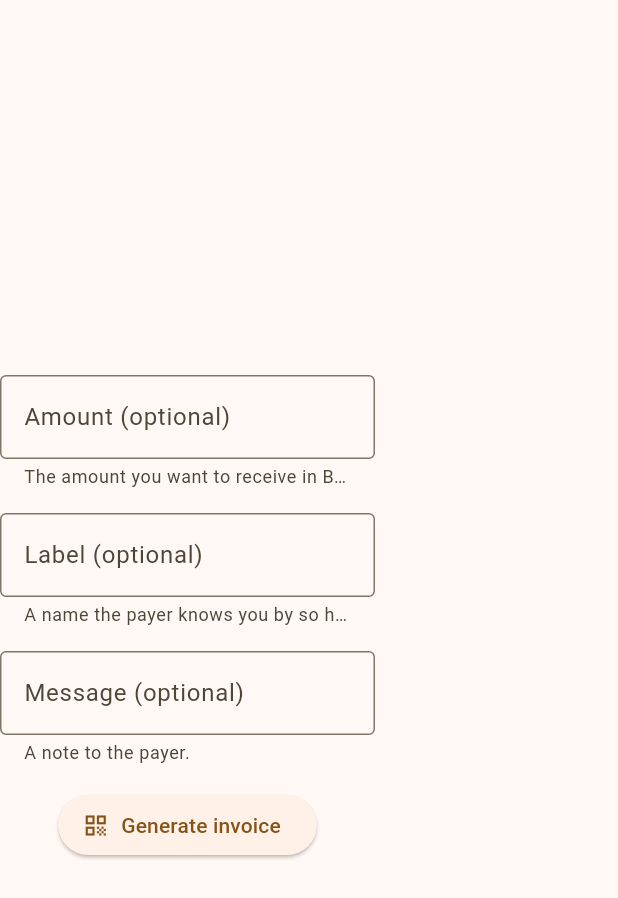
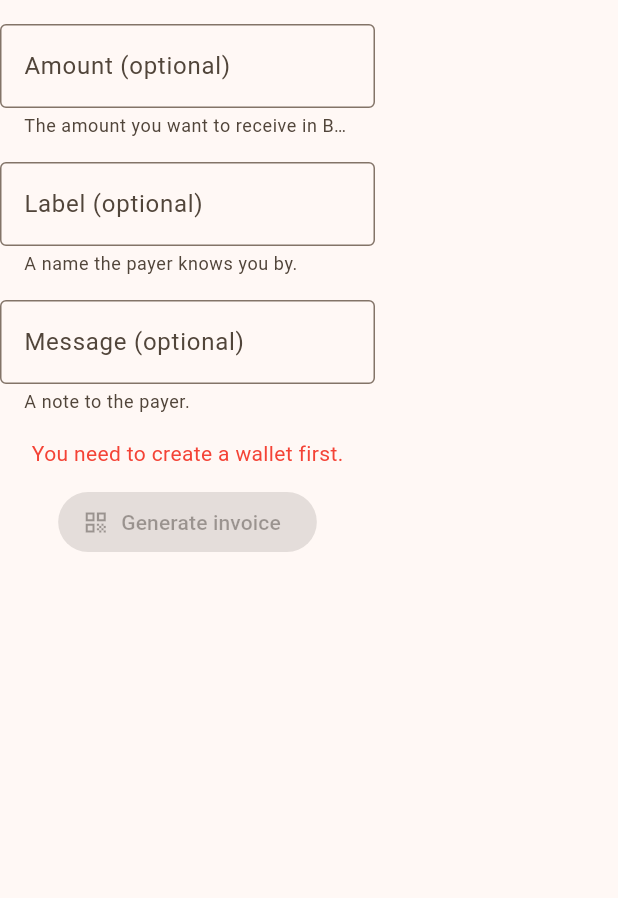
Before and after one commit to belgian-bitcoin-embassy/mobile-dev-workshops, a Flutter app: the ReceiveTab widget shown alone on an empty page, opened directly with empty values, on a phone screen of 412 x 824 dp. Shown: the top 898 px of the screen. Run offline on Flutter 3.47's test engine with Material 3 defaults, Android fonts, the phone set to English and light mode, and no system bars; our stand-ins replace equatable, flutter_secure_storage, flutter_svg, qr_flutter; missing offline and left inert: bdk_flutter; accounts and stored records are empty.

Commit message:
receive feature implemented

```diff
--- a/bitcoin_flutter_app/lib/features/receive/receive_tab.dart
+++ /dev/null
@@ -1,97 +0,0 @@
-import 'package:bitcoin_flutter_app/constants.dart';
-import 'package:bitcoin_flutter_app/features/receive/receive_controller.dart';
-import 'package:bitcoin_flutter_app/features/receive/receive_state.dart';
-import 'package:bitcoin_flutter_app/services/wallet_service.dart';
-import 'package:flutter/material.dart';
-
-class ReceiveTab extends StatefulWidget {
-  const ReceiveTab({required this.bitcoinWalletService, super.key});
-
-  final WalletService bitcoinWalletService;
-
-  @override
-  ReceiveTabState createState() => ReceiveTabState();
-}
-
-class ReceiveTabState extends State<ReceiveTab> {
-  ReceiveState _state = const ReceiveState();
-  late ReceiveController _controller;
-
-  @override
-  void initState() {
-    super.initState();
-
-    _controller = ReceiveController(
-      getState: () => _state,
-      updateState: (ReceiveState state) => setState(() => _state = state),
-      bitcoinWalletService: widget.bitcoinWalletService,
-    );
-  }
-
-  @override
-  Widget build(BuildContext context) {
-    // Todo: add amount, label and message fields and a button to generate a new address
-    return Column(
-      mainAxisAlignment: MainAxisAlignment.center,
-      crossAxisAlignment: CrossAxisAlignment.center,
-      children: [
-        // Amount Field
-        SizedBox(
-          width: 250,
-          child: TextField(
-            keyboardType: const TextInputType.numberWithOptions(decimal: true),
-            decoration: const InputDecoration(
-              border: OutlineInputBorder(),
-              labelText: 'Amount (optional)',
-              hintText: '0.00000001',
-              helperText: 'The amount you want to receive in BTC.',
-            ),
-            onChanged: _controller.amountChangeHandler,
-          ),
-        ),
-        const SizedBox(height: kSpacingUnit * 2),
-
-        // Label Field
-        SizedBox(
-          width: 250,
-          child: TextField(
-            decoration: const InputDecoration(
-              border: OutlineInputBorder(),
-              labelText: 'Label (optional)',
-              hintText: 'Alice',
-              helperText:
-                  'A name the payer knows you by so he knows who he is sending to.',
-            ),
-            onChanged: _controller.labelChangeHandler,
-          ),
-        ),
-        const SizedBox(height: 16),
-
-        // Message Field
-        SizedBox(
-          width: 250,
-          child: TextField(
-            decoration: const InputDecoration(
-              border: OutlineInputBorder(),
-              labelText: 'Message (optional)',
-              hintText: 'Payback for dinner.',
-              helperText: 'A note to the payer.',
-            ),
-            onChanged: _controller.messageChangeHandler,
-          ),
-        ),
-        const SizedBox(height: 16),
-
-        // Generate invoice Button
-        ElevatedButton.icon(
-          onPressed: () {
-            // Call the controller method to generate address with inputs
-            _controller.generateInvoice();
-          },
-          label: const Text('Generate invoice'),
-          icon: const Icon(Icons.qr_code),
-        ),
-      ],
-    );
-  }
-}
--- a/bitcoin_flutter_app/lib/features/receive/receive_state.dart
+++ b/bitcoin_flutter_app/lib/features/wallet_actions/receive/receive_state.dart
@@ -5,15 +5,27 @@ import 'package:flutter/material.dart';
 class ReceiveState extends Equatable {
   const ReceiveState({
     this.amountSat,
+    this.isInvalidAmount = false,
     this.label,
     this.message,
     this.bitcoinInvoice,
+    this.isGeneratingInvoice = false,
   });
 
   final int? amountSat;
+  final bool isInvalidAmount;
   final String? label;
   final String? message;
   final String? bitcoinInvoice;
+  final bool isGeneratingInvoice;
+
+  double? get amountBtc {
+    if (amountSat == null) {
+      return null;
+    }
+
+    return amountSat! / 100000000;
+  }
 
   String? get bip21Uri {
     if (bitcoinInvoice == null) {
@@ -25,25 +37,36 @@ class ReceiveState extends Equatable {
     }
 
     return 'bitcoin:$bitcoinInvoice?'
-        '${amountSat != null ? 'amount=$amountSat&' : ''}'
+        '${amountBtc != null ? 'amount=$amountBtc&' : ''}'
         '${label != null ? 'label=$label&' : ''}'
-        '${message != null ? 'message=$message&' : ''}';
+        '${message != null ? 'message=$message' : ''}';
   }
 
   ReceiveState copyWith({
     int? amountSat,
+    bool? isInvalidAmount,
     String? label,
     String? message,
     String? bitcoinInvoice,
+    bool? isGeneratingInvoice,
   }) {
     return ReceiveState(
       amountSat: amountSat ?? this.amountSat,
+      isInvalidAmount: isInvalidAmount ?? this.isInvalidAmount,
       label: label ?? this.label,
       message: message ?? this.message,
       bitcoinInvoice: bitcoinInvoice ?? this.bitcoinInvoice,
+      isGeneratingInvoice: isGeneratingInvoice ?? this.isGeneratingInvoice,
     );
   }
 
   @override
-  List<Object?> get props => [bitcoinInvoice];
+  List<Object?> get props => [
+        amountSat,
+        isInvalidAmount,
+        label,
+        message,
+        bitcoinInvoice,
+        isGeneratingInvoice,
+      ];
 }
--- /dev/null
+++ b/bitcoin_flutter_app/lib/features/wallet_actions/receive/receive_tab.dart
@@ -0,0 +1,217 @@
+import 'package:bitcoin_flutter_app/constants.dart';
+import 'package:bitcoin_flutter_app/features/wallet_actions/receive/receive_controller.dart';
+import 'package:bitcoin_flutter_app/features/wallet_actions/receive/receive_state.dart';
+import 'package:bitcoin_flutter_app/services/wallet_service.dart';
+import 'package:flutter/material.dart';
+import 'package:flutter/services.dart';
+import 'package:qr_flutter/qr_flutter.dart';
+
+class ReceiveTab extends StatefulWidget {
+  const ReceiveTab({required this.bitcoinWalletService, super.key});
+
+  final WalletService bitcoinWalletService;
+
+  @override
+  ReceiveTabState createState() => ReceiveTabState();
+}
+
+class ReceiveTabState extends State<ReceiveTab> {
+  ReceiveState _state = const ReceiveState();
+  late ReceiveController _controller;
+
+  @override
+  void initState() {
+    super.initState();
+
+    _controller = ReceiveController(
+      getState: () => _state,
+      updateState: (ReceiveState state) => setState(() => _state = state),
+      bitcoinWalletService: widget.bitcoinWalletService,
+    );
+  }
+
+  @override
+  Widget build(BuildContext context) {
+    // Todo: add amount, label and message fields and a button to generate a new address
+    return Column(
+      mainAxisSize: MainAxisSize.min,
+      crossAxisAlignment: CrossAxisAlignment.center,
+      children: [
+        _state.isGeneratingInvoice
+            ? const CircularProgressIndicator()
+            : _state.bip21Uri == null || _state.bip21Uri!.isEmpty
+                ? ReceiveTabInputFields(
+                    canGenerateInvoice:
+                        (widget.bitcoinWalletService as BitcoinWalletService)
+                            .hasWallet,
+                    amountChangeHandler: _controller.amountChangeHandler,
+                    labelChangeHandler: _controller.labelChangeHandler,
+                    messageChangeHandler: _controller.messageChangeHandler,
+                    isInvalidAmount: _state.isInvalidAmount,
+                    generateInvoiceHandler: _controller.generateInvoice,
+                  )
+                : ReceiveTabInvoice(
+                    bip21Uri: _state.bip21Uri!,
+                    editInvoiceHandler: _controller.editInvoice,
+                  ),
+      ],
+    );
+  }
+}
+
+class ReceiveTabInputFields extends StatelessWidget {
+  const ReceiveTabInputFields({
+    Key? key,
+    required this.canGenerateInvoice,
+    required this.amountChangeHandler,
+    required this.labelChangeHandler,
+    required this.messageChangeHandler,
+    required this.isInvalidAmount,
+    required this.generateInvoiceHandler,
+  }) : super(key: key);
+
+  final bool canGenerateInvoice;
+  final Function(String?) amountChangeHandler;
+  final Function(String?) labelChangeHandler;
+  final Function(String?) messageChangeHandler;
+  final bool isInvalidAmount;
+  final Future<void> Function() generateInvoiceHandler;
+
+  @override
+  Widget build(BuildContext context) {
+    return Column(
+      mainAxisSize: MainAxisSize.min,
+      crossAxisAlignment: CrossAxisAlignment.center,
+      children: [
+        const SizedBox(height: kSpacingUnit * 2),
+        // Amount Field
+        SizedBox(
+          width: 250,
+          child: TextField(
+            keyboardType: const TextInputType.numberWithOptions(decimal: true),
+            decoration: const InputDecoration(
+              border: OutlineInputBorder(),
+              labelText: 'Amount (optional)',
+              hintText: '0',
+              helperText: 'The amount you want to receive in BTC.',
+            ),
+            onChanged: amountChangeHandler,
+          ),
+        ),
+        const SizedBox(height: kSpacingUnit * 2),
+
+        // Label Field
+        SizedBox(
+          width: 250,
+          child: TextField(
+            decoration: const InputDecoration(
+              border: OutlineInputBorder(),
+              labelText: 'Label (optional)',
+              hintText: 'Alice',
+              helperText: 'A name the payer knows you by.',
+            ),
+            onChanged: labelChangeHandler,
+          ),
+        ),
+        const SizedBox(height: kSpacingUnit * 2),
+
+        // Message Field
+        SizedBox(
+          width: 250,
+          child: TextField(
+            decoration: const InputDecoration(
+              border: OutlineInputBorder(),
+              labelText: 'Message (optional)',
+              hintText: 'Payback for dinner.',
+              helperText: 'A note to the payer.',
+            ),
+            onChanged: messageChangeHandler,
+          ),
+        ),
+        const SizedBox(height: kSpacingUnit * 2),
+
+        // Error message
+        SizedBox(
+          height: kSpacingUnit * 2,
+          child: Text(
+            !canGenerateInvoice
+                ? 'You need to create a wallet first.'
+                : isInvalidAmount
+                    ? 'Please enter a valid amount.'
+                    : '',
+            style: const TextStyle(
+              color: Colors.red,
+            ),
+          ),
+        ),
+        const SizedBox(height: kSpacingUnit * 2),
+        // Generate invoice Button
+        ElevatedButton.icon(
+          onPressed: !canGenerateInvoice || isInvalidAmount
+              ? null
+              : () async {
+                  await generateInvoiceHandler();
+                },
+          label: const Text('Generate invoice'),
+          icon: const Icon(Icons.qr_code),
+        ),
+      ],
+    );
+  }
+}
+
+class ReceiveTabInvoice extends StatelessWidget {
+  const ReceiveTabInvoice({
+    super.key,
+    required this.bip21Uri,
+    required this.editInvoiceHandler,
+  });
+
+  final String bip21Uri;
+  final Function() editInvoiceHandler;
+
+  @override
+  Widget build(BuildContext context) {
+    return Column(
+      children: [
+        // QR Code
+        QrImageView(
+          data: bip21Uri,
+        ),
+        const SizedBox(height: kSpacingUnit * 2),
+        // Invoice
+        Text(bip21Uri),
+        const SizedBox(height: kSpacingUnit * 2),
+        // Button Row
+        Row(
+          mainAxisAlignment: MainAxisAlignment.spaceEvenly,
+          children: [
+            // Edit Button
+            ElevatedButton.icon(
+              onPressed: editInvoiceHandler,
+              label: const Text('Edit'),
+              icon: const Icon(Icons.edit),
+            ),
+            // Copy Button
+            ElevatedButton.icon(
+              onPressed: () {
+                Clipboard.setData(ClipboardData(text: bip21Uri)).then(
+                  (_) {
+                    // Optionally, show a confirmation message to the user.
+                    ScaffoldMessenger.of(context).showSnackBar(
+                      const SnackBar(
+                        content: Text('Invoice copied to clipboard!'),
+                      ),
+                    );
+                  },
+                );
+              },
+              label: const Text('Copy'),
+              icon: const Icon(Icons.copy),
+            ),
+          ],
+        ),
+      ],
+    );
+  }
+}
--- a/bitcoin_flutter_app/pubspec.yaml
+++ b/bitcoin_flutter_app/pubspec.yaml
@@ -38,6 +38,7 @@ dependencies:
   bdk_flutter: ^0.29.2
   flutter_secure_storage: ^9.0.0
   equatable: ^2.0.5
+  qr_flutter: ^4.1.0
 
 dev_dependencies:
   flutter_test:
```
Also changed, not shown: bitcoin_flutter_app/lib/features/wallet_actions/receive/receive_controller.dart (renamed from bitcoin_flutter_app/lib/features/receive/receive_controller.dart, +23 -9 lines), bitcoin_flutter_app/lib/features/wallet_actions/wallet_actions_bottom_sheet.dart (+21 -6 lines), bitcoin_flutter_app/lib/services/wallet_service.dart (+10 -0 lines), bitcoin_flutter_app/pubspec.lock, 1 other file.
